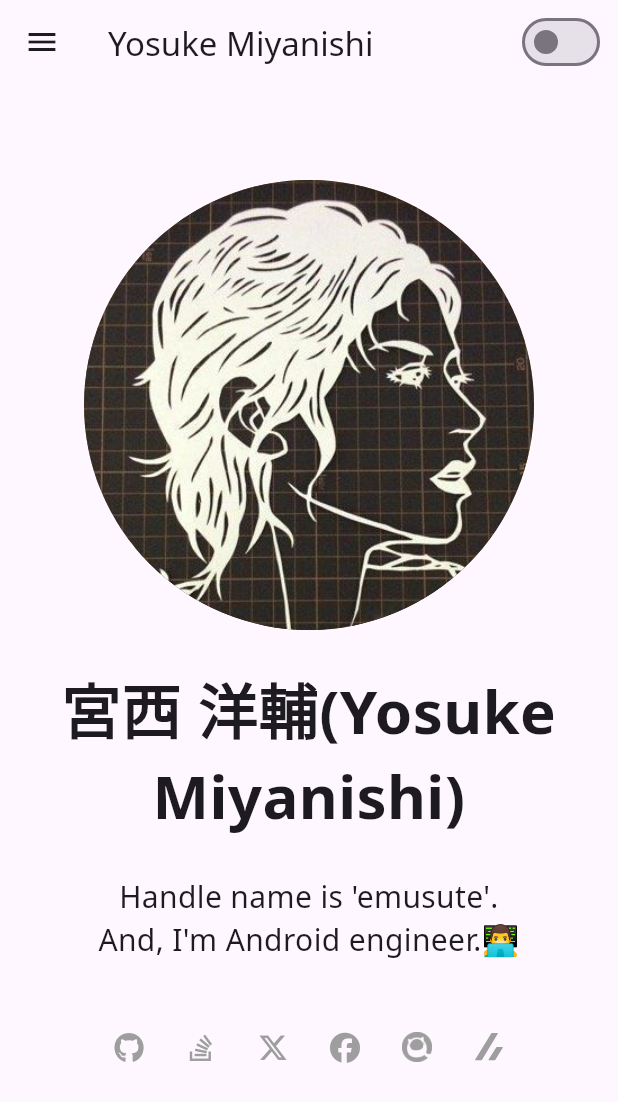
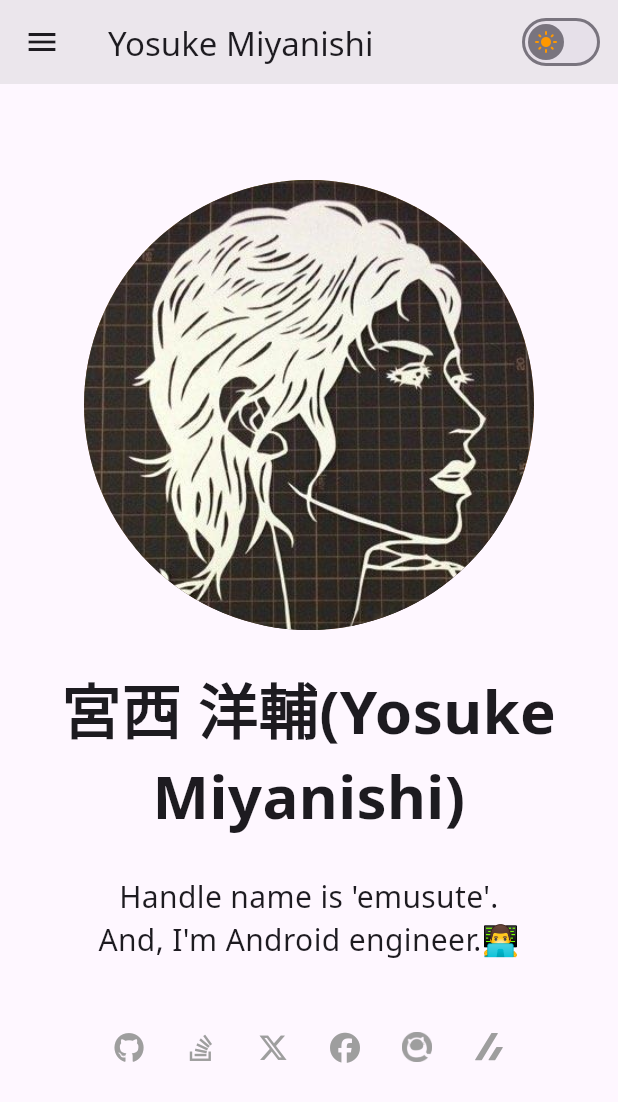
Before and after one commit to emusute1212/mypage, a Flutter app: the screen it shows after launch, on a phone screen of 412 x 824 dp. Shown: the top 1102 px of the screen. Run offline on Flutter 3.47's test engine with Material 3 defaults, Android fonts, the phone set to English and light mode, and no system bars; our stand-ins replace firebase_analytics, firebase_core, flutter_hooks, flutter_svg, font_awesome_flutter, freezed_annotation and 2 more; accounts and stored records are empty; statements that could not run were skipped.

Commit message:
fix: Update UI

```diff
--- a/lib/app.dart
+++ b/lib/app.dart
@@ -46,6 +46,7 @@ class App extends HookConsumerWidget {
       home: Builder(builder: (context) {
         return Scaffold(
           appBar: AppBar(
+            backgroundColor: Colors.grey.shade500.withAlpha(50),
             title: Text(headerTitle),
             actions: [
               Padding(
@@ -53,6 +54,20 @@ class App extends HookConsumerWidget {
                   right: 8.0,
                 ),
                 child: Switch.adaptive(
+                  thumbIcon: MaterialStateProperty.resolveWith<Icon?>(
+                      (Set<MaterialState> states) {
+                    if (states.contains(MaterialState.selected)) {
+                      return Icon(
+                        Icons.dark_mode,
+                        color: Colors.blue.shade800,
+                      );
+                    } else {
+                      return const Icon(
+                        Icons.light_mode,
+                        color: Colors.orange,
+                      );
+                    }
+                  }),
                   value: state.isDarkMode,
                   onChanged: (value) async {
                     viewModel.onChangeThemeMode(value);
@@ -67,7 +82,7 @@ class App extends HookConsumerWidget {
             child: ListView(
               children: state.contentList
                   .map((e) => ListTile(
-                title: Text(e.displayName),
+                        title: Text(e.displayName),
                         onTap: () async {
                           FirebaseAnalyticsUtils.withSendAnalytics(
                               "menu", e.displayName, () {
--- a/lib/ui/introduction/resume/resume_component.dart
+++ b/lib/ui/introduction/resume/resume_component.dart
@@ -19,8 +19,8 @@ class ResumeComponent extends HookConsumerWidget {
       child: Timeline(
         indicatorSize: 20,
         lineGap: 0,
-        lineColor: Colors.blue,
-        indicatorColor: Colors.blue,
+        lineColor: Colors.grey,
+        indicatorColor: Colors.grey,
         children: careerEntityList
             .map((e) => CareerComponent(
                   careerEntity: e,
```
